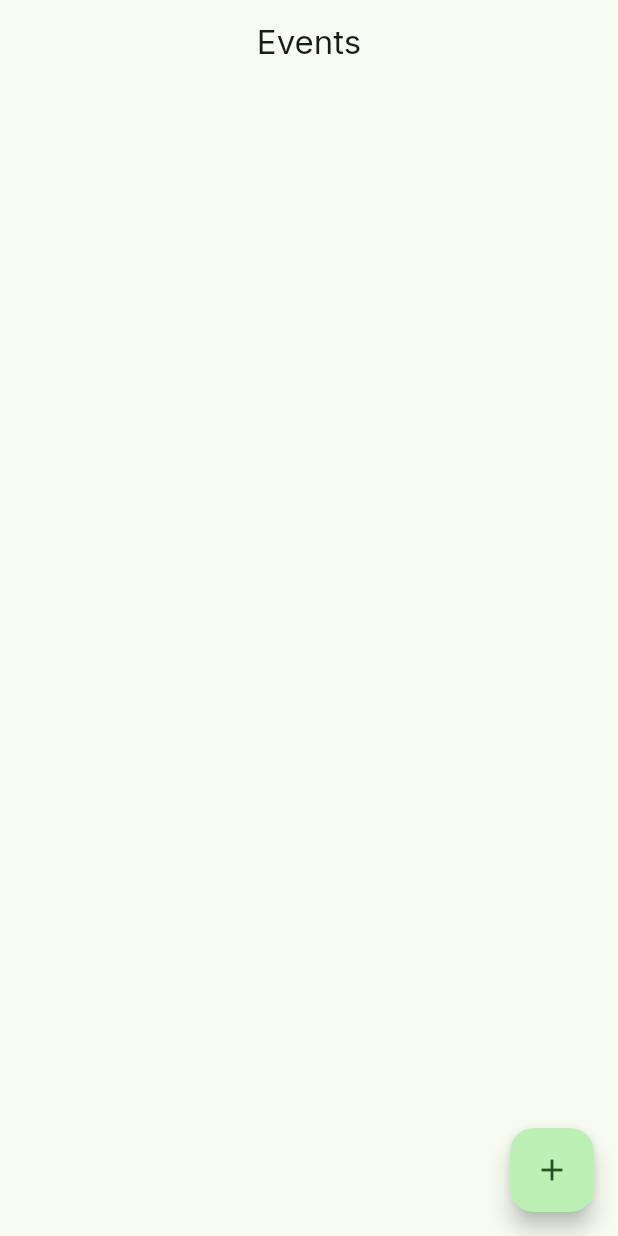
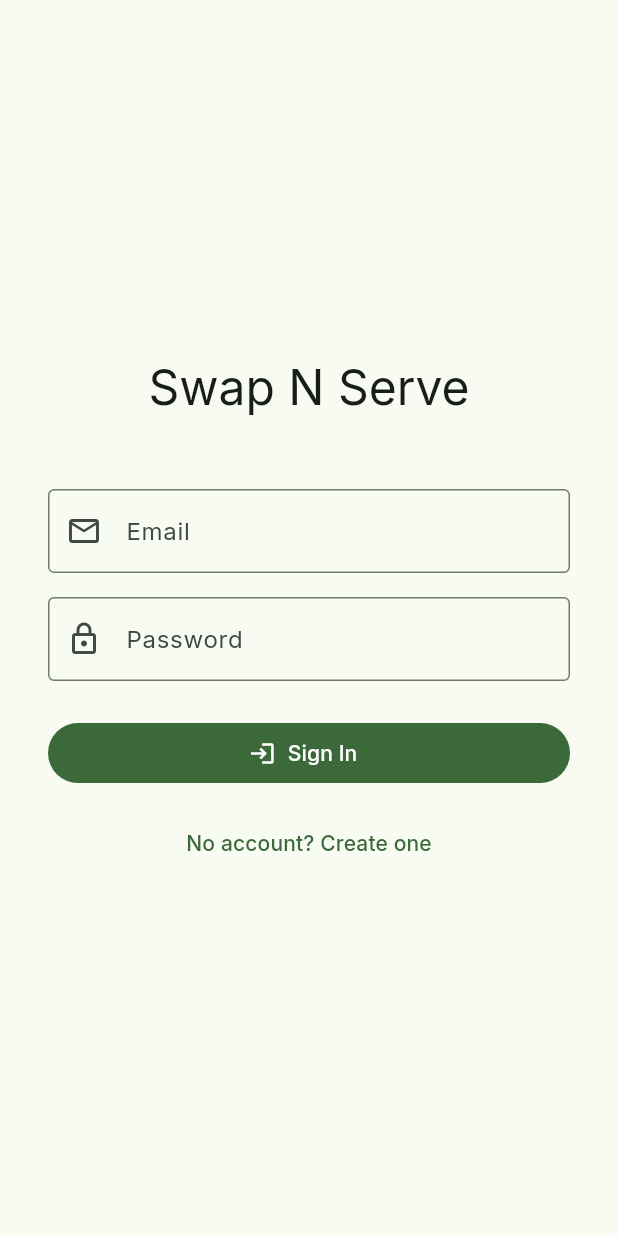
Before and after one commit to dillon-lynch/swapNserve, a Flutter app: the screen it shows after launch, on a phone screen of 412 x 824 dp. Run offline on Flutter 3.47's test engine with Material 3 defaults, Android fonts, the phone set to English and light mode, and no system bars; our stand-ins replace cloud_firestore, firebase_auth, firebase_core, firebase_storage, flutter_riverpod, go_router and 2 more; accounts and stored records are empty; generated files the repository leaves out were written again; statements that could not run were skipped.

Commit message:
Authentication & Flutter Structure

```diff
--- a/lib/core/router/app_router.dart
+++ b/lib/core/router/app_router.dart
@@ -1,17 +1,29 @@
 import 'package:go_router/go_router.dart';
+import 'package:swap_n_serve/features/auth/screens/login_screen.dart';
+import 'package:swap_n_serve/features/dashboard/screens/dashboard_screen.dart';
 import 'package:swap_n_serve/features/events/screens/events_list_screen.dart';
 import 'package:swap_n_serve/features/events/screens/event_detail_screen.dart';
 import 'package:swap_n_serve/features/inventory/screens/inventory_gallery_screen.dart';
 import 'package:swap_n_serve/features/inventory/screens/inventory_item_detail_screen.dart';
 import 'package:swap_n_serve/features/locations/screens/locations_screen.dart';
+import 'package:swap_n_serve/features/locations/screens/location_detail_screen.dart';
 import 'package:swap_n_serve/features/analytics/screens/event_analytics_screen.dart';
 import 'package:swap_n_serve/features/analytics/screens/location_analytics_screen.dart';
 import 'package:swap_n_serve/features/chat/screens/event_chat_screen.dart';
+import 'package:swap_n_serve/features/staff/screens/staff_screen.dart';
 import 'package:swap_n_serve/features/users/screens/users_screen.dart';
 
 final appRouter = GoRouter(
-  initialLocation: '/events',
+  initialLocation: '/login',
   routes: [
+    GoRoute(
+      path: '/login',
+      builder: (context, state) => const LoginScreen(),
+    ),
+    GoRoute(
+      path: '/dashboard',
+      builder: (context, state) => const DashboardScreen(),
+    ),
     GoRoute(
       path: '/events',
       builder: (context, state) => const EventsListScreen(),
@@ -53,13 +65,28 @@ final appRouter = GoRouter(
       builder: (context, state) => const LocationsScreen(),
       routes: [
         GoRoute(
-          path: ':locationId/analytics',
-          builder: (context, state) => LocationAnalyticsScreen(
+          path: ':locationId',
+          builder: (context, state) => LocationDetailScreen(
             locationId: state.pathParameters['locationId']!,
           ),
+          routes: [
+            GoRoute(
+              path: 'analytics',
+              builder: (context, state) => LocationAnalyticsScreen(
+                locationId: state.pathParameters['locationId']!,
+              ),
+            ),
+          ],
         ),
       ],
     ),
-    GoRoute(path: '/users', builder: (context, state) => const UsersScreen()),
+    GoRoute(
+      path: '/staff',
+      builder: (context, state) => const StaffScreen(),
+    ),
+    GoRoute(
+      path: '/analytics',
+      builder: (context, state) => const UsersScreen(),
+    ),
   ],
 );
--- /dev/null
+++ b/lib/features/auth/screens/login_screen.dart
@@ -0,0 +1,141 @@
+import 'package:firebase_auth/firebase_auth.dart';
+import 'package:flutter/material.dart';
+import 'package:flutter_riverpod/flutter_riverpod.dart';
+import 'package:go_router/go_router.dart';
+import 'package:swap_n_serve/providers/firebase.dart';
+
+class LoginScreen extends ConsumerStatefulWidget {
+  const LoginScreen({super.key});
+
+  @override
+  ConsumerState<LoginScreen> createState() => _LoginScreenState();
+}
+
+class _LoginScreenState extends ConsumerState<LoginScreen> {
+  final _formKey = GlobalKey<FormState>();
+  final _emailController = TextEditingController();
+  final _passwordController = TextEditingController();
+  bool _isSignUp = false;
+  bool _loading = false;
+
+  @override
+  void dispose() {
+    _emailController.dispose();
+    _passwordController.dispose();
+    super.dispose();
+  }
+
+  Future<void> _submit() async {
+    if (!_formKey.currentState!.validate()) return;
+
+    setState(() => _loading = true);
+    try {
+      final auth = ref.read(authProvider);
+      if (_isSignUp) {
+        await auth.createUserWithEmailAndPassword(
+          email: _emailController.text.trim(),
+          password: _passwordController.text,
+        );
+      } else {
+        await auth.signInWithEmailAndPassword(
+          email: _emailController.text.trim(),
+          password: _passwordController.text,
+        );
+      }
+      if (mounted) context.go('/dashboard');
+    } on FirebaseAuthException catch (e) {
+      if (mounted) {
+        ScaffoldMessenger.of(context).showSnackBar(
+          SnackBar(content: Text(e.message ?? 'Authentication failed')),
+        );
+      }
+    } finally {
+      if (mounted) setState(() => _loading = false);
+    }
+  }
+
+  @override
+  Widget build(BuildContext context) {
+    return Scaffold(
+      body: Center(
+        child: SingleChildScrollView(
+          padding: const EdgeInsets.all(32),
+          child: Form(
+            key: _formKey,
+            child: Column(
+              mainAxisSize: MainAxisSize.min,
+              children: [
+                Text(
+                  'Swap N Serve',
+                  style: Theme.of(context).textTheme.headlineLarge,
+                ),
+                const SizedBox(height: 48),
+                TextFormField(
+                  controller: _emailController,
+                  decoration: const InputDecoration(
+                    labelText: 'Email',
+                    prefixIcon: Icon(Icons.email_outlined),
+                    border: OutlineInputBorder(),
+                  ),
+                  keyboardType: TextInputType.emailAddress,
+                  autofillHints: const [AutofillHints.email],
+                  validator: (value) {
+                    if (value == null || value.trim().isEmpty) {
+                      return 'Enter your email';
+                    }
+                    return null;
+                  },
+                ),
+                const SizedBox(height: 16),
+                TextFormField(
+                  controller: _passwordController,
+                  decoration: const InputDecoration(
+                    labelText: 'Password',
+                    prefixIcon: Icon(Icons.lock_outlined),
+                    border: OutlineInputBorder(),
+                  ),
+                  obscureText: true,
+                  validator: (value) {
+                    if (value == null || value.length < 6) {
+                      return 'Password must be at least 6 characters';
+                    }
+                    return null;
+                  },
+                ),
+                const SizedBox(height: 24),
+                SizedBox(
+                  width: double.infinity,
+                  child: FilledButton.icon(
+                    onPressed: _loading ? null : _submit,
+                    icon: _loading
+                        ? const SizedBox(
+                            width: 18,
+                            height: 18,
+                            child: CircularProgressIndicator(
+                              strokeWidth: 2,
+                              color: Colors.white,
+                            ),
+                          )
+                        : const Icon(Icons.login),
+                    label: Text(_isSignUp ? 'Create Account' : 'Sign In'),
+                  ),
+                ),
+                const SizedBox(height: 12),
+                TextButton(
+                  onPressed: _loading
+                      ? null
+                      : () => setState(() => _isSignUp = !_isSignUp),
+                  child: Text(
+                    _isSignUp
+                        ? 'Already have an account? Sign In'
+                        : 'No account? Create one',
+                  ),
+                ),
+              ],
+            ),
+          ),
+        ),
+      ),
+    );
+  }
+}
--- a/lib/features/chat/screens/event_chat_screen.dart
+++ b/lib/features/chat/screens/event_chat_screen.dart
@@ -29,6 +29,7 @@ class _EventChatScreenState extends ConsumerState<EventChatScreen> {
 
     final message = ChatMessage(
       id: '', // Firestore will auto-generate
+      eventId: widget.eventId,
       senderId: 'TODO_CURRENT_USER_ID',
       senderName: 'TODO_CURRENT_USER_NAME',
       text: text,
--- a/pubspec.yaml
+++ b/pubspec.yaml
@@ -50,6 +50,10 @@ dependencies:
   cached_network_image: ^3.4.1
   google_fonts: ^6.2.1
 
+  # Serialization
+  freezed_annotation: ^2.4.4
+  json_annotation: ^4.9.0
+
   # Utilities
   image_picker: ^1.1.2
   intl: ^0.19.0
@@ -59,6 +63,8 @@ dev_dependencies:
     sdk: flutter
   riverpod_generator: ^2.6.3
   build_runner: ^2.4.13
+  freezed: ^2.5.7
+  json_serializable: ^6.8.0
 
   # The "flutter_lints" package below contains a set of recommended lints to
   # encourage good coding practices. The lint set provided by the package is
```
Also changed, not shown: lib/features/dashboard/screens/dashboard_screen.dart (added, +68 -0 lines), lib/features/locations/screens/location_detail_screen.dart (added, +36 -0 lines), lib/features/staff/screens/staff_screen.dart (added, +14 -0 lines), pubspec.lock.
